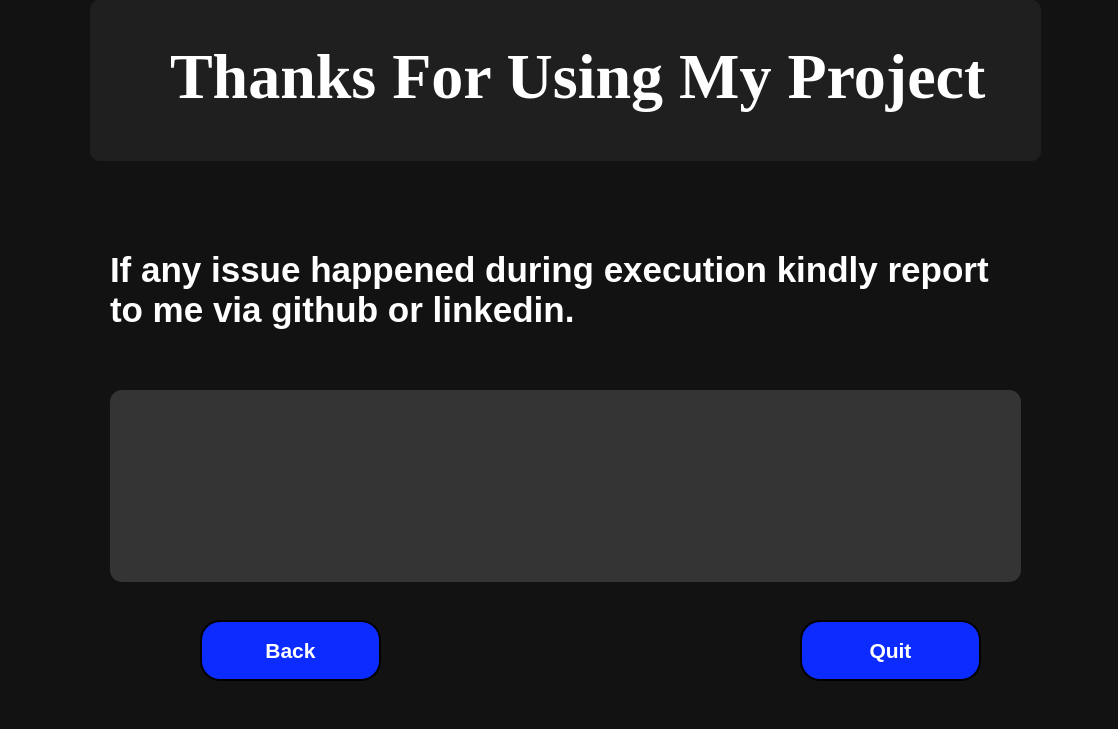
First picture: the form in UI/Main.ui, repository GreyHatStyle/Practical-File-Automator-GEHU, before the edit.
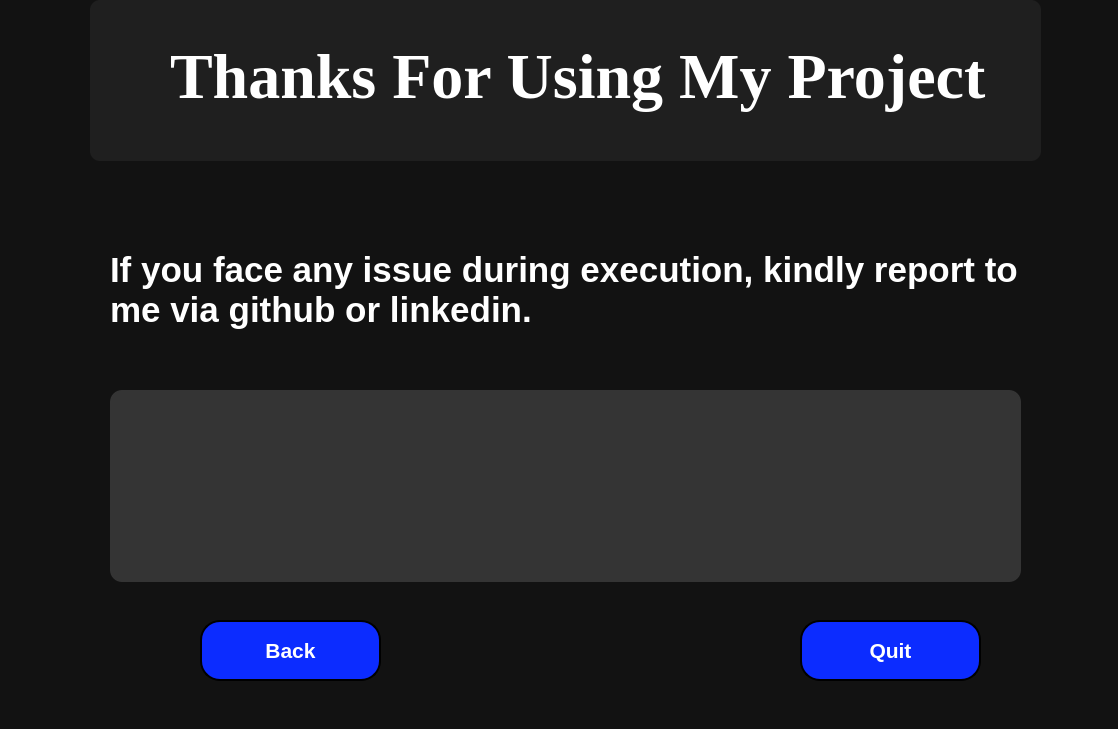
Second picture: the form after the edit. The open tabs and pages were chosen to show the change.

```diff
--- a/UI/Main.ui
+++ b/UI/Main.ui
@@ -2096,7 +2096,7 @@
        <string notr="true">color: rgb(255, 255, 255);</string>
       </property>
       <property name="text">
-       <string>If any issue happened during execution kindly report to me via github or linkedin. </string>
+       <string>If you face any issue during execution, kindly report to me via github or linkedin. </string>
       </property>
       <property name="scaledContents">
        <bool>false</bool>
```
